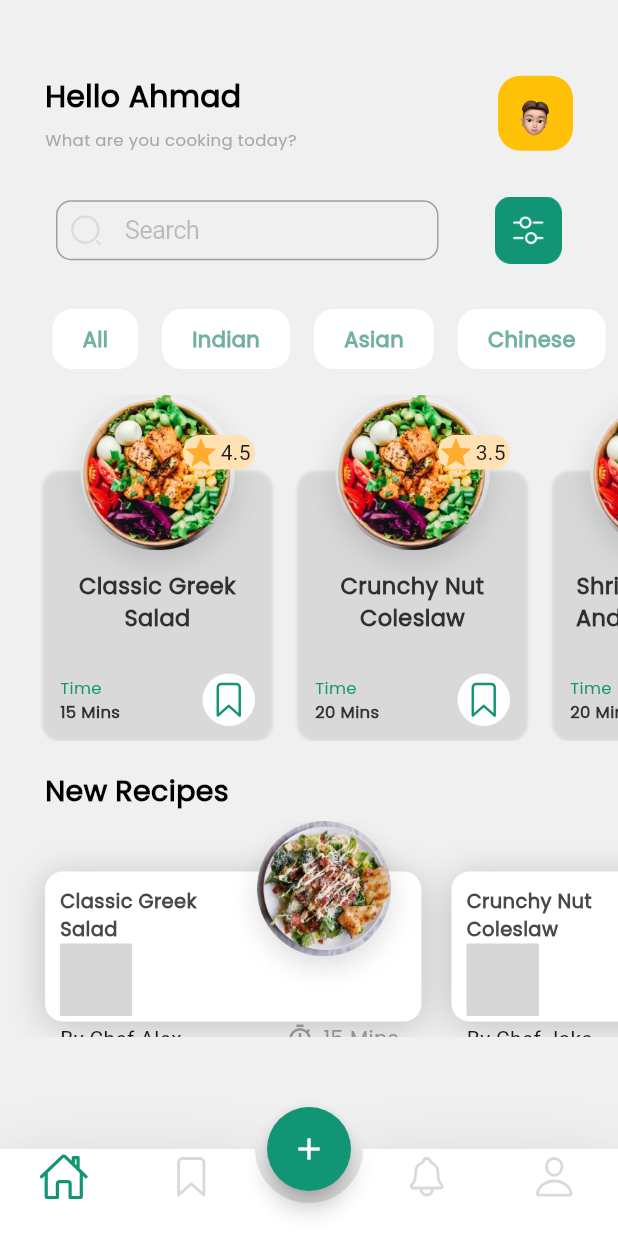
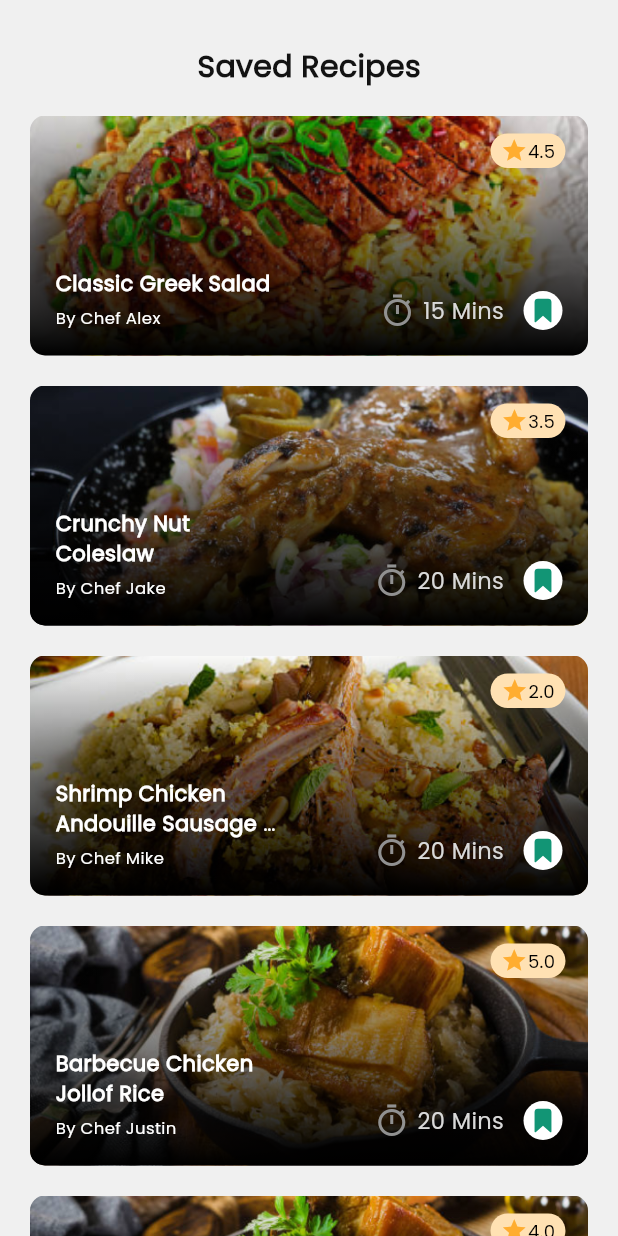
Before and after one commit to ahmadrestom/recipe_frontend, a Flutter app: the screen it shows after launch, on a phone screen of 412 x 824 dp. Run offline on Flutter 3.47's test engine with Material 3 defaults, Android fonts, the phone set to English and light mode, and no system bars; drawn by our look-alikes of stylish_bottom_bar; our stand-ins replace ionicons, page_transition; missing offline and left inert: radio_grouped_buttons, rate_in_stars; grey boxes are pictures that could not be loaded.

Commit message:
Saved Recipes done

```diff
--- a/lib/customerWidgets/RecipeCard.dart
+++ b/lib/customerWidgets/RecipeCard.dart
@@ -9,8 +9,7 @@ class RecipeCard extends StatelessWidget {
 
   @override
   Widget build(BuildContext context) {
-    return Container(
-      child: Stack(
+    return Stack(
       children: [
         Center(child: Image.asset(recipe.imageUrl, fit:BoxFit.cover,width: width,height: height,)),
         Container(
@@ -25,7 +24,7 @@ class RecipeCard extends StatelessWidget {
                 Color.fromRGBO(0, 0, 0, 1),
                 Color.fromRGBO(0, 0, 0, 0),
               ]
-              )
+            ),
           ),
         ),
 
@@ -88,7 +87,6 @@ class RecipeCard extends StatelessWidget {
 
 
       ],
-      ),
     );
   }
 }
--- a/lib/customerWidgets/savedRecipesCard.dart
+++ b/lib/customerWidgets/savedRecipesCard.dart
@@ -1,5 +1,6 @@
+import 'package:flutter/cupertino.dart';
 import 'package:flutter/material.dart';
-
+import 'package:ionicons/ionicons.dart';
 import '../models/recipe.dart';
 
 class SavedRecipe extends StatelessWidget {
@@ -9,16 +10,146 @@ class SavedRecipe extends StatelessWidget {
 
   @override
   Widget build(BuildContext context) {
-    return Container(
-      decoration: BoxDecoration(
-        border: Border.all(color: Colors.red)
-      ),
-      height: 150,
+    return SizedBox(
+      height: 160,
+      width: double.infinity,
       child: Stack(
+        alignment: Alignment.center,
         children: [
-          Image.asset(
-            recipe.imageUrl,
-            fit: BoxFit.fitWidth,
+          Container(
+            decoration: BoxDecoration(
+              borderRadius: BorderRadius.circular(10),
+              image: DecorationImage(
+                image: AssetImage(recipe.imageUrl),
+                fit: BoxFit.cover,
+              ),
+            ),
+          ),
+          Container(
+            decoration:  BoxDecoration(
+              borderRadius: BorderRadius.circular(10),
+              gradient: const LinearGradient(
+                  begin: Alignment.bottomCenter,
+                  end: Alignment.topCenter,
+                  colors: [
+                    Color.fromRGBO(0, 0, 0, 1),
+                    Color.fromRGBO(0, 0, 0, 0),
+                  ]
+              ),
+            ),
+          ),
+          Padding(
+            padding: const EdgeInsets.fromLTRB(0, 12, 15, 0),
+            child: Align(
+              alignment: Alignment.topRight,
+              child: Container(
+                width: 50,
+                height: 23,
+                decoration: BoxDecoration(
+                  color: const Color.fromRGBO(255, 225, 179, 1),
+                  borderRadius: BorderRadius.circular(20),
+
+                ),
+                child: Row(
+                  mainAxisAlignment: MainAxisAlignment.center,
+                  children: [
+                    const Icon(
+                      Icons.star,
+                      color: Color.fromRGBO(255, 173, 48, 1),
+                      size: 18,
+                    ),
+                    Text(
+                        (recipe.rating).toString(),
+                      style: const TextStyle(
+                        fontFamily: 'Poppins',
+                        fontSize: 12,
+                        fontWeight: FontWeight.w400,
+                        color: Color.fromRGBO(0, 0, 0, 1),
+                      ),
+                    ),
+                  ],
+                ),
+              ),
+            ),
+          ),
+          Container(
+            margin: EdgeInsets.fromLTRB(17, 0, 17, 17),
+            child: Row(
+              crossAxisAlignment: CrossAxisAlignment.end,
+              mainAxisAlignment: MainAxisAlignment.spaceBetween,
+              children: [
+                Container(
+                  child: Column(
+                    mainAxisAlignment: MainAxisAlignment.end,
+                    crossAxisAlignment: CrossAxisAlignment.start,
+                    children: [
+                      SizedBox(
+                        width: 150,
+                        child: Text(
+                          recipe.name,
+                          style: const TextStyle(
+                            fontFamily: 'Poppins',
+                            fontWeight: FontWeight.w600,
+                            fontSize: 14,
+                            color: Color.fromRGBO(255, 255, 255, 1),
+                          ),
+                          overflow: TextOverflow.ellipsis,
+                          maxLines: 2,
+                        ),
+                      ),
+                      const SizedBox(height: 5,),
+                      Text(
+                        "By Chef ${recipe.chef}",
+                        style: const TextStyle(
+                          fontFamily: 'Poppins',
+                          fontWeight: FontWeight.w400,
+                          fontSize: 11,
+                          color: Color.fromRGBO(255, 255, 255, 1),
+                        ),
+                      ),
+
+                    ],
+                  ),
+                ),
+                Row(
+                  children: [
+                    const Icon(
+                      Icons.timer_outlined, color: Color.fromRGBO(145, 145, 145, 1),
+                      size: 24,
+                    ),
+                    const SizedBox(width: 5,),
+                    Text(
+                      "${recipe.preparationTime.inMinutes} Mins",
+                      style: const TextStyle(
+                        fontFamily: 'Poppins',
+                        fontWeight: FontWeight.w400,
+                        fontSize: 15,
+                        color: Color.fromRGBO(217, 217, 217, 1),
+                      ),
+                    ),
+                    const SizedBox(width: 13,),
+                    Container(
+                      width: 26,
+                      height: 26,
+                      decoration: BoxDecoration(
+                          borderRadius: BorderRadius.circular(40),
+                          color: const Color.fromRGBO(255, 255, 255, 1)
+                      ),
+                      child: GestureDetector(
+                        child: const Icon(
+                          Ionicons.bookmark,
+                          color: Color.fromRGBO(18, 149, 117, 1),
+                          size: 18,
+                        ),
+                        onTap: (){
+                          ////////////////////////////////////
+                        },
+                      ),
+                    ),
+                  ],
+                ),
+              ],
+            ),
           ),
         ],
       ),
--- a/lib/main.dart
+++ b/lib/main.dart
@@ -25,7 +25,7 @@ class MyApp extends StatelessWidget {
         colorScheme: ColorScheme.fromSeed(seedColor: Colors.deepPurple),
         useMaterial3: true,
       ),
-      initialRoute: '/navPage',
+      //initialRoute: '/navPage',
       routes: {
         '/': (context) => const SavedRecipes(),
       },
@@ -39,7 +39,6 @@ class MyApp extends StatelessWidget {
               reverseDuration: const Duration(milliseconds: 200),
               settings: settings,
             );
-            break;
           case '/signup':
             return PageTransition(
               child:  const SignUpPage(),
--- a/lib/pages/home.dart
+++ b/lib/pages/home.dart
@@ -237,16 +237,21 @@ class _HomePageState extends State<HomePage> {
 
                                 ),
                                 child: Row(
-                                  mainAxisAlignment: MainAxisAlignment.start,
-                                  crossAxisAlignment: CrossAxisAlignment.center,
+                                  mainAxisAlignment: MainAxisAlignment.center,
                                   children: [
                                     const Icon(
                                       Icons.star,
                                       color: Color.fromRGBO(255, 173, 48, 1),
+                                      size: 18,
                                     ),
-                                    const SizedBox(width: 1.0,),
                                     Text(
-                                        (recipes[index].rating).toString()
+                                      (recipes[index].rating).toString(),
+                                      style: const TextStyle(
+                                        fontFamily: 'Poppins',
+                                        fontSize: 12,
+                                        fontWeight: FontWeight.w400,
+                                        color: Color.fromRGBO(0, 0, 0, 1),
+                                      ),
                                     ),
                                   ],
                                 ),
--- a/lib/pages/savedRecipes.dart
+++ b/lib/pages/savedRecipes.dart
@@ -25,9 +25,6 @@ class _SavedRecipesState extends State<SavedRecipes> {
   Widget build(BuildContext context) {
     return Scaffold(
       body: Container(
-        decoration: BoxDecoration(
-          border: Border.all(color: Colors.red)
-        ),
         padding: const EdgeInsets.fromLTRB(20, 30, 20, 0),
         child: Column(
           children: [
@@ -36,8 +33,8 @@ class _SavedRecipesState extends State<SavedRecipes> {
                 "Saved Recipes",
                 style: TextStyle(
                   fontFamily: 'Poppins',
-                  fontWeight: FontWeight.w600,
-                  fontSize: 18,
+                  fontWeight: FontWeight.w800,
+                  fontSize: 20,
                   color: Color.fromRGBO(18, 18, 18, 1),
                 ),
               ),
@@ -46,8 +43,12 @@ class _SavedRecipesState extends State<SavedRecipes> {
               child: ListView.builder(
                 itemCount: savedRecipes.length,
                 itemBuilder: (context, index){
+                  bool isFirst = index == 0;
+                  bool isLast = index == savedRecipes.length - 1;
+                  EdgeInsets itemMargin = EdgeInsets.only(
+                      top: isFirst ? 18 : 10, bottom: isLast ? 18 : 10);
                   return Container(
-                    padding: const EdgeInsets.only(bottom: 20),
+                    margin: itemMargin,
                     child: SavedRecipe(
                       recipe: savedRecipes[index],
                     ),
```
Lines whose indentation alone changed are shown as unchanged.
